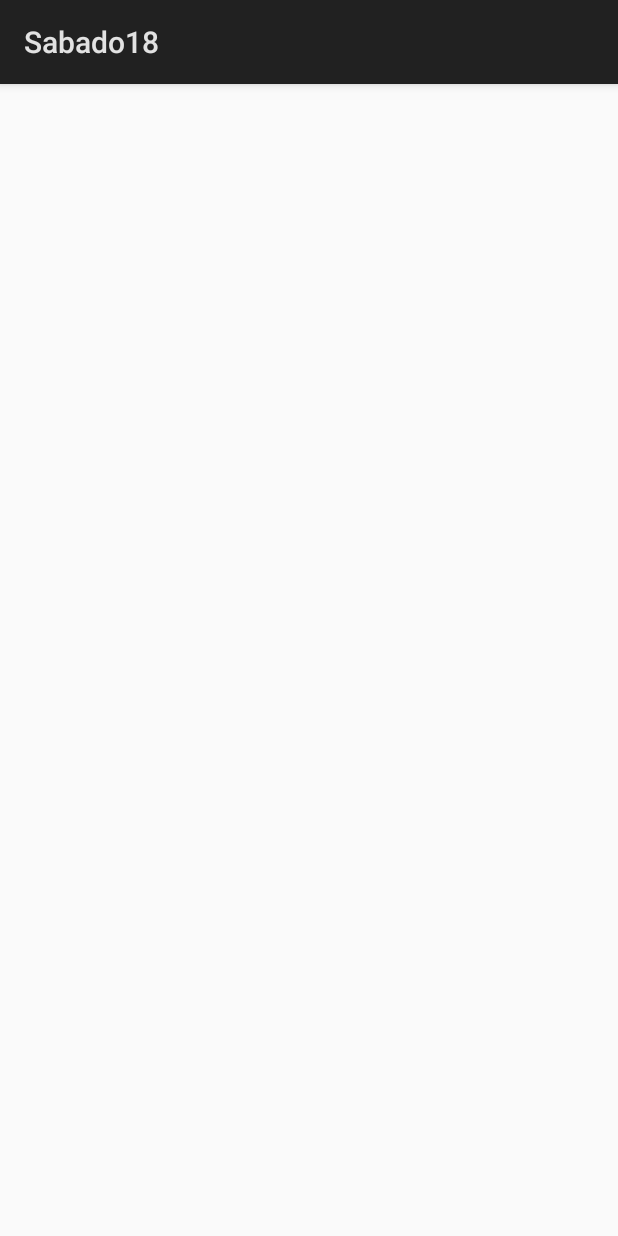
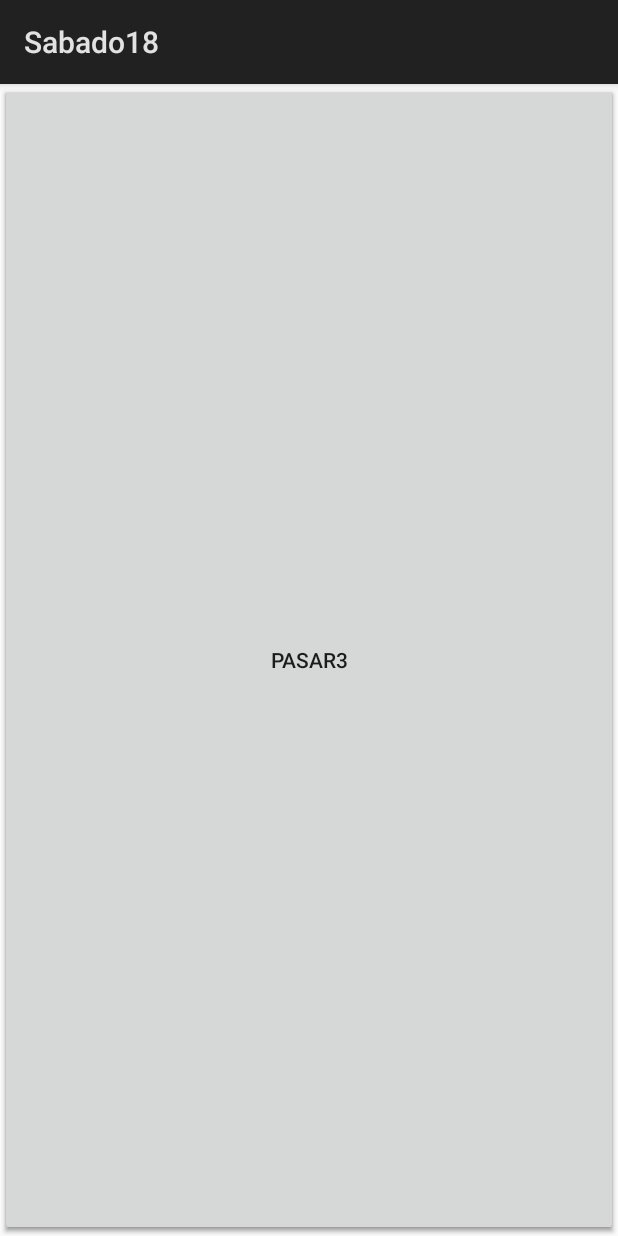
Before and after one commit to vloxomire/Sabado18, an Android app: the Activity2Activity screen opened directly, with no data from a screen before it, on a phone screen of 412 x 824 dp. Run offline under Robolectric (Android 15) with nearby library versions, the phone set to English and light mode, and no system bars.

```diff
--- a/app/src/main/res/layout/activity2.xml
+++ b/app/src/main/res/layout/activity2.xml
@@ -1,9 +1,21 @@
 <?xml version="1.0" encoding="utf-8"?>
-<android.support.constraint.ConstraintLayout xmlns:android="http://schemas.android.com/apk/res/android"
-    xmlns:app="http://schemas.android.com/apk/res-auto"
+<RelativeLayout xmlns:android="http://schemas.android.com/apk/res/android"
     xmlns:tools="http://schemas.android.com/tools"
     android:layout_width="match_parent"
     android:layout_height="match_parent"
     tools:context=".Interfaz.Activity2Activity">
+    <EditText
+        android:layout_width="match_parent"
+        android:layout_height="match_parent" />
+    <Button
+        android:layout_width="match_parent"
+        android:layout_height="match_parent"
+        android:text="Guardar"
+        android:id="@+id/guardar"/>
+    <Button
+        android:layout_width="match_parent"
+        android:layout_height="match_parent"
+        android:text="Pasar3"
+        android:id="@+id/pasar3"/>
 
-</android.support.constraint.ConstraintLayout>
+</RelativeLayout>
```
Also changed, not shown: app/src/main/java/com/beetle/dragon/sabado18/Interfaz/Sabado18Activity.java (+11 -1 lines), app/src/main/res/layout/activity3.xml (+11 -4 lines).
